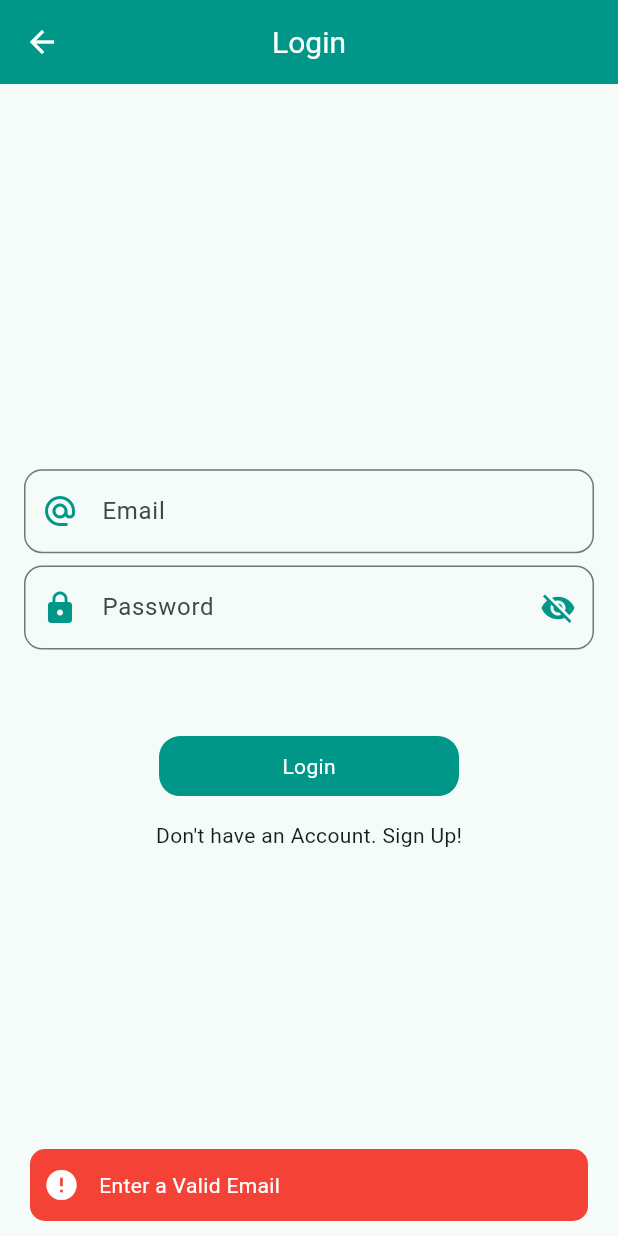
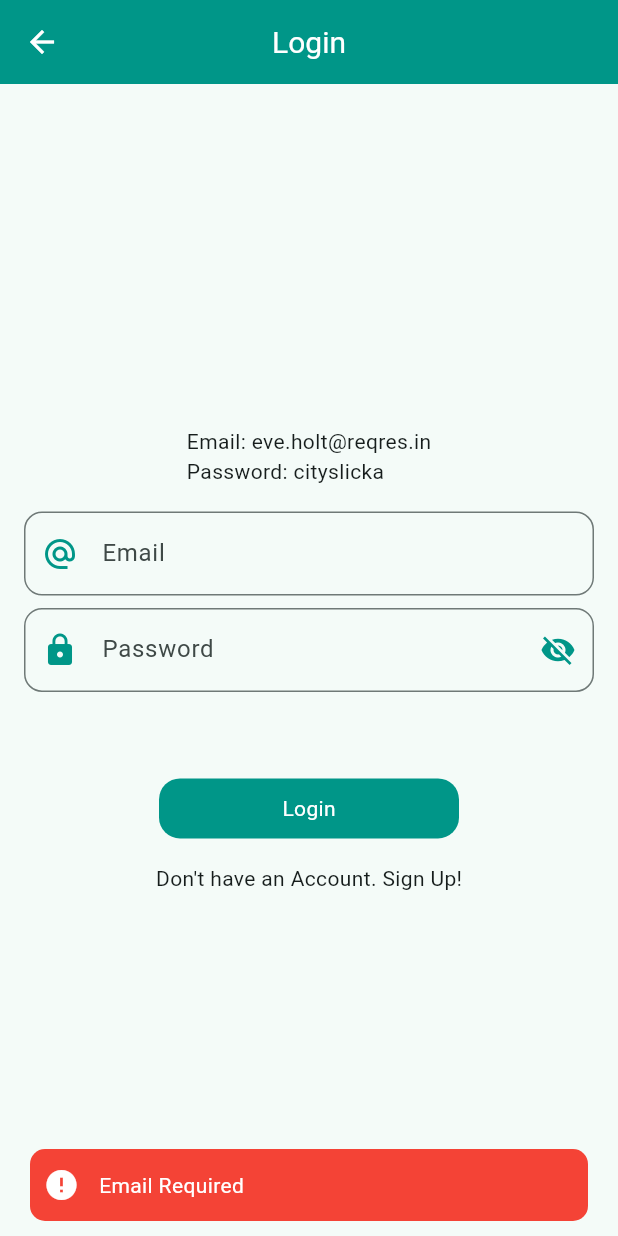
Before and after one commit to ZubiXDev/Fluter-MVVM-App, a Flutter app: the screen it shows after launch, after a tap on "Login", on a phone screen of 412 x 824 dp. Run offline on Flutter 3.47's test engine with Material 3 defaults, Android fonts, the phone set to English and light mode, and no system bars; drawn by our look-alikes of another_flushbar; our stand-ins replace fluttertoast, shared_preferences; network calls fail.

Commit message:
Credentials shown in login or signup views and correct the validations

```diff
--- a/lib/utils/utils.dart
+++ b/lib/utils/utils.dart
@@ -10,7 +10,7 @@ class Utils {
     RegExp emailRegex = RegExp(emailRegexPattern);
 
     if (emailString.trim().isEmpty) {
-      return "*Required";
+      return "Email Required";
     } else if (!emailRegex.hasMatch(emailString)) {
       return "Enter a Valid Email";
     }
@@ -18,36 +18,21 @@ class Utils {
     return "Email is Valid";
   }
 
-  // static String passwordValidationCheck(String passwordString) {
-  //   String passwordRegexPattern =
-  //       r"^(?=.*[A-Za-z])(?=.*\d)(?=.*[@$!%*?&])[A-Za-z\d@$!%*?&]{8,}$";
-  //   RegExp passwordRegex = RegExp(passwordRegexPattern);
+  static String passwordValidationCheck(String passwordString) {
+    String passwordRegexPattern =
+        r"^(?=.*[A-Z])(?=.*[a-z])(?=.*\d)(?=.*[@$!%*?&])[A-Za-z\d@$!%*?&]{8,}$";
+    RegExp passwordRegex = RegExp(passwordRegexPattern);
 
-  //   if (passwordString.trim().isEmpty) {
-  //     return "*Required";
-  //   } else if (passwordString.length < 8) {
-  //     return "Password Should be 8 Characters long";
-  //   } else if (!passwordRegex.hasMatch(passwordString)) {
-  //     return "Password include a letter, a number, and a special character";
-  //   }
+    if (passwordString.trim().isEmpty) {
+      return "Password Required";
+    } else if (passwordString.length < 8) {
+      return "Password must be at least 8 Characters long";
+    }
+    // else if (!passwordRegex.hasMatch(passwordString)) {
+    //   return "Password must include an uppercase letter, lowercase letter, a number, and a special character";
+    // }
 
-  //   return "Password is Valid";
-  // }
-
-  static String passwordValidationCheck(String passwordString) {
-    // if (passwordString.length < 8) {
-    // return 'Password must be at least 8 characters long';
-    // } else if (!passwordString.contains(RegExp(r'[A-Z]'))) {
-    //   return 'Password must contain at least one uppercase letter';
-    // } else if (!passwordString.contains(RegExp(r'[a-z]'))) {
-    //   return 'Password must contain at least one lowercase letter';
-    // } else if (!passwordString.contains(RegExp(r'[0-9]'))) {
-    //   return 'Password must contain at least one digit';
-    // } else if (!passwordString.contains(RegExp(r'[^a-zA-Z0-9]'))) {
-    //   return 'Password must contain at least one special character';
-    // } else {
-    return 'Password is valid';
-    // }
+    return "Password is Valid";
   }
 
   static void fieldFocusChange(
--- a/lib/view/login_view.dart
+++ b/lib/view/login_view.dart
@@ -49,6 +49,10 @@ class _LoginViewState extends State<LoginView> {
           mainAxisAlignment: MainAxisAlignment.center,
           crossAxisAlignment: CrossAxisAlignment.center,
           children: [
+            const Text('Email: eve.holt@reqres.in\nPassword: cityslicka'),
+            SizedBox(
+              height: height * 0.02,
+            ),
             TextFormField(
               controller: _emailController,
               focusNode: emailFocusNode,
@@ -116,26 +120,27 @@ class _LoginViewState extends State<LoginView> {
               text: 'Login',
               loading: authViewModel.loading,
               onPress: () {
-                if (_emailController.text.isEmpty ||
-                    !RegExp(r"^[a-zA-Z0-9.a-zA-Z0-9.!#$%&'*+-/=?^_`{|}~]+@[a-zA-Z0-9]+\.[a-zA-Z]+")
-                        .hasMatch(_emailController.text)) {
-                  Utils.flushbarMessage('Enter a Valid Email', context,
+                String emailValidationResult =
+                    Utils.emailValidationCheck(_emailController.text);
+
+                if (emailValidationResult != 'Email is Valid') {
+                  Utils.flushbarMessage(emailValidationResult, context,
                       Colors.red, Icons.error_sharp);
                 } else {
                   String passwordValidationResult =
                       Utils.passwordValidationCheck(_passwordController.text);
-                  if (passwordValidationResult != 'Password is valid') {
+                  if (passwordValidationResult != 'Password is Valid') {
                     Utils.flushbarMessage(passwordValidationResult, context,
                         Colors.red, Icons.error_sharp);
                   } else {
+                    Map data = {
+                      "email": _emailController.text,
+                      "password": _passwordController.text
+                    };
                     // Map data = {
-                    //   "email": _emailController.text,
-                    //   "password": _passwordController.text
+                    //   "email": "eve.holt@reqres.in",
+                    //   "password": "cityslicka"
                     // };
-                    Map data = {
-                      "email": "eve.holt@reqres.in",
-                      "password": "cityslicka"
-                    };
                     authViewModel.loginApi(data, context);
                   }
                 }
--- a/lib/view/signup_view.dart
+++ b/lib/view/signup_view.dart
@@ -50,6 +50,10 @@ class _SignUpViewState extends State<SignUpView> {
           mainAxisAlignment: MainAxisAlignment.center,
           crossAxisAlignment: CrossAxisAlignment.center,
           children: [
+            const Text('email: eve.holt@reqres.in\npassword: pistol'),
+            SizedBox(
+              height: height * 0.02,
+            ),
             TextFormField(
               controller: _signUpEmailController,
               focusNode: signUpEmailFocusNode,
@@ -119,16 +123,17 @@ class _SignUpViewState extends State<SignUpView> {
               text: 'Sign Up',
               loading: authViewModel.loading,
               onPress: () {
-                if (_signUpEmailController.text.isEmpty ||
-                    !RegExp(r"^[a-zA-Z0-9.a-zA-Z0-9.!#$%&'*+-/=?^_`{|}~]+@[a-zA-Z0-9]+\.[a-zA-Z]+")
-                        .hasMatch(_signUpEmailController.text)) {
-                  Utils.flushbarMessage('Enter a Valid Email', context,
+                String emailValidationResult =
+                    Utils.emailValidationCheck(_signUpEmailController.text);
+
+                if (emailValidationResult != 'Email is Valid') {
+                  Utils.flushbarMessage(emailValidationResult, context,
                       Colors.red, Icons.error_sharp);
                 } else {
                   String passwordValidationResult =
                       Utils.passwordValidationCheck(
                           _signUpPasswordController.text);
-                  if (passwordValidationResult != 'Password is valid') {
+                  if (passwordValidationResult != 'Password is Valid') {
                     Utils.flushbarMessage(passwordValidationResult, context,
                         Colors.red, Icons.error_sharp);
                   } else {
@@ -136,6 +141,7 @@ class _SignUpViewState extends State<SignUpView> {
                       "email": _signUpEmailController.text,
                       "password": _signUpPasswordController.text
                     };
+
                     authViewModel.signUpApi(data, context);
                   }
                 }
```
